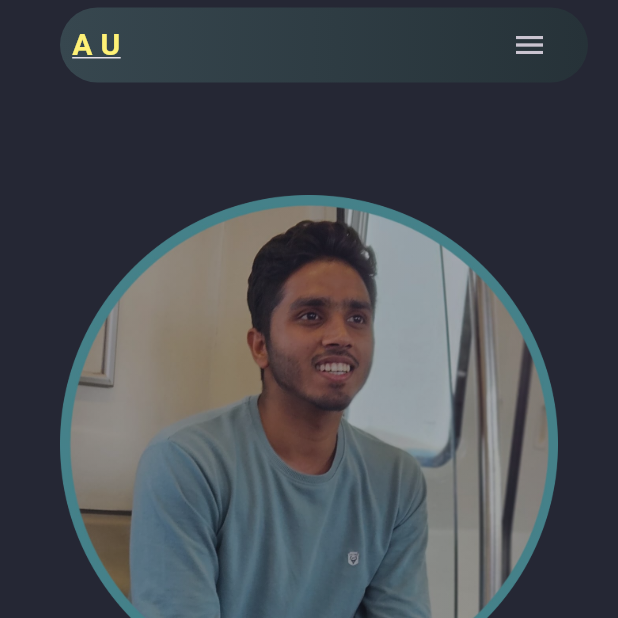
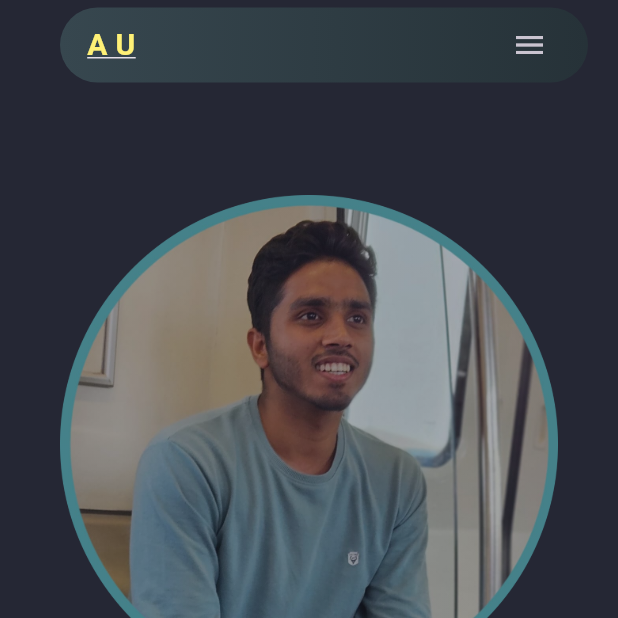
Before and after one commit to Uanuragdhyay/Portfolio, a Flutter app: the screen it shows after launch, on a phone screen of 412 x 824 dp, the top half of it. Run offline on Flutter 3.47's test engine with Material 3 defaults, Android fonts, the phone set to English and light mode, and no system bars; missing offline and left inert: dart:js.

Commit message:
added commit

```diff
--- a/lib/pages/home_page.dart
+++ b/lib/pages/home_page.dart
@@ -30,6 +30,7 @@ class HomePage extends StatefulWidget {
 class _HomePageState extends State<HomePage> {
   final scaffoldKey = GlobalKey<ScaffoldState>();
   final scrollController = ScrollController();
+
   final List<GlobalKey> navbarKeys = List.generate(4, (index) => GlobalKey());
 
   @override
--- a/lib/utils/projectUtils.dart
+++ b/lib/utils/projectUtils.dart
@@ -28,9 +28,7 @@ List<ProjectUtils> workProjectUtils=[
       GitHubLink:'https://github.com/Uanuragdhyay/QuizApp'
   ),
   ProjectUtils(
-    image: 'Assets/projects/'
-        ''
-        'mausamApp.jpg',
+    image: 'Assets/projects/mausamApp.jpg',
     title: 'MausamApp',
     subTitle: 'A weather App made with flutter',
   ),
--- a/lib/widgets/MainDesktop.dart
+++ b/lib/widgets/MainDesktop.dart
@@ -35,11 +35,12 @@ class Maindesktop extends StatelessWidget {
                   height: 15,
                 ),
                 SizedBox(
+                  // key: gitouchKey,
                   width: 200,
                   child: ElevatedButton(
                     onPressed: () {},
                     child: Text(
-                      "Get in touch",
+                      "",
                       style: TextStyle(
                           color: Colors.black,
                           fontWeight: FontWeight.bold),
--- a/lib/widgets/site_logo.dart
+++ b/lib/widgets/site_logo.dart
@@ -9,7 +9,7 @@ class SiteLogo extends StatelessWidget {
     return GestureDetector(
       onTap: onTap,
       child: Padding(
-        padding: const EdgeInsets.all(8.0),
+        padding: const EdgeInsets.only(left: 18.0,top:8,right: 8,bottom: 8 ),
         child: Text(
           "A U",
           style: TextStyle(
--- a/pubspec.yaml
+++ b/pubspec.yaml
@@ -30,6 +30,8 @@ environment:
 dependencies:
   flutter:
     sdk: flutter
+  open_filex: ^4.0.0
+
 
 
   # The following adds the Cupertino Icons font to your application.
```
Also changed, not shown: pubspec.lock, 1 other file.
